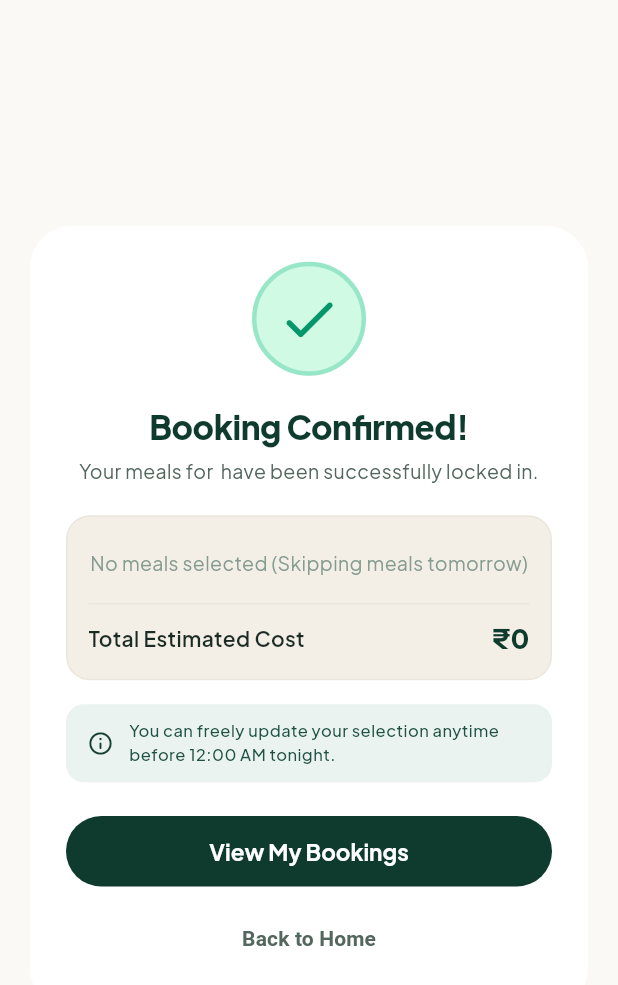
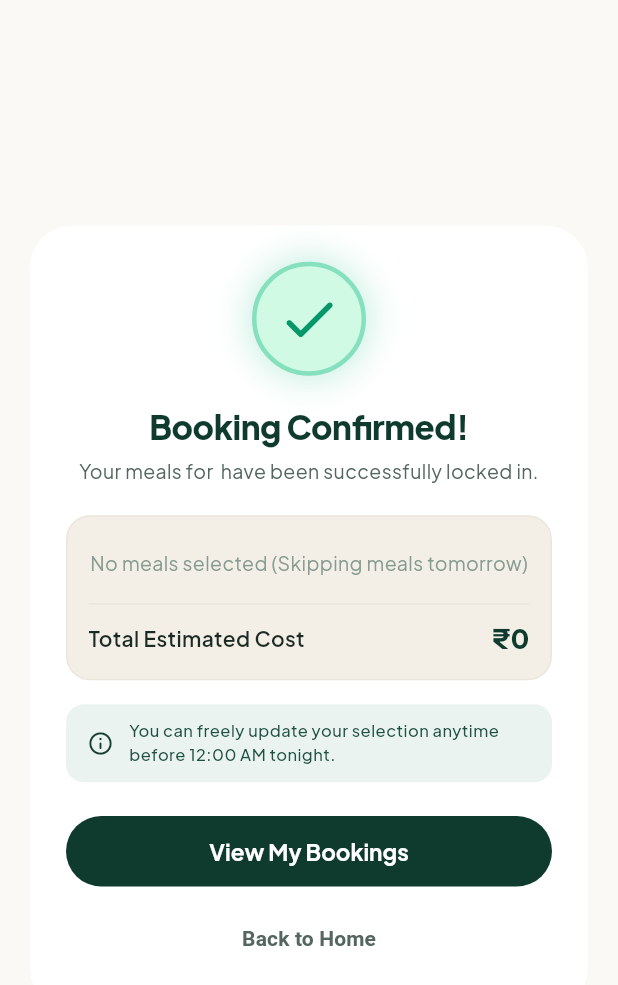
Before and after one commit to arjun1Fa/hostel_food, a Flutter app: the BookingConfirmationDialog widget shown alone on an empty page, opened directly with empty values, on a phone screen of 412 x 824 dp. Shown: the top 985 px of the screen. Run offline on Flutter 3.47's test engine with Material 3 defaults, Android fonts, the light colour scheme and no system bars; our stand-ins replace dio, flutter_riverpod, flutter_secure_storage, go_router, google_fonts, shared_preferences; accounts and stored records are empty; network calls fail.

Commit message:
feat(ui): enhance booking confirmation dialog with scale animation and price counter

```diff
--- a/frontend/lib/shared/widgets/booking_confirmation_dialog.dart
+++ b/frontend/lib/shared/widgets/booking_confirmation_dialog.dart
@@ -1,9 +1,10 @@
 import 'package:flutter/material.dart';
 import '../../core/theme/app_colors.dart';
 import '../../core/theme/app_typography.dart';
+import '../../core/theme/app_animations.dart';
 import 'food_image.dart';
 
-class BookingConfirmationDialog extends StatelessWidget {
+class BookingConfirmationDialog extends StatefulWidget {
   final String dateText;
   final bool bookedBreakfast;
   final bool bookedLunch;
@@ -57,11 +58,45 @@ class BookingConfirmationDialog extends StatelessWidget {
   }
 
   @override
+  State<BookingConfirmationDialog> createState() => _BookingConfirmationDialogState();
+}
+
+class _BookingConfirmationDialogState extends State<BookingConfirmationDialog>
+    with SingleTickerProviderStateMixin {
+  late final AnimationController _controller;
+  late final Animation<double> _scaleAnimation;
+
+  @override
+  void initState() {
+    super.initState();
+    _controller = AnimationController(
+      vsync: this,
+      duration: const Duration(milliseconds: 600),
+    );
+
+    _scaleAnimation = CurvedAnimation(
+      parent: _controller,
+      curve: Curves.elasticOut,
+    );
+
+    _controller.forward();
+  }
+
+  @override
+  void dispose() {
+    _controller.dispose();
+    super.dispose();
+  }
+
+
+  @override
   Widget build(BuildContext context) {
     double total = 0;
-    if (bookedBreakfast) total += breakfastPrice;
-    if (bookedLunch) total += lunchPrice;
-    if (bookedDinner) total += dinnerPrice;
+    if (widget.bookedBreakfast) total += widget.breakfastPrice;
+    if (widget.bookedLunch) total += widget.lunchPrice;
+    if (widget.bookedDinner) total += widget.dinnerPrice;
+
+    final isReduced = AppAnimations.isReducedMotion(context);
 
     return Dialog(
       shape: RoundedRectangleBorder(borderRadius: BorderRadius.circular(28)),
@@ -74,17 +109,40 @@ class BookingConfirmationDialog extends StatelessWidget {
           child: Column(
             mainAxisSize: MainAxisSize.min,
             children: [
-              // Radiant checkmark circle
-              Container(
+              // Spring Animated Checkmark with Glowing Aura
+              isReduced
+                  ? Container(
                       width: 76,
                       height: 76,
                       decoration: BoxDecoration(
                         shape: BoxShape.circle,
                         color: AppColors.successSubtle,
-                  border: Border.all(color: AppColors.success.withOpacity(0.3), width: 3),
+                        border: Border.all(color: AppColors.success.withOpacity(0.4), width: 3),
                       ),
                       child: const Center(
                         child: Icon(Icons.check_rounded, color: AppColors.successDark, size: 44),
+                      ),
+                    )
+                  : ScaleTransition(
+                      scale: _scaleAnimation,
+                      child: Container(
+                        width: 76,
+                        height: 76,
+                        decoration: BoxDecoration(
+                          shape: BoxShape.circle,
+                          color: AppColors.successSubtle,
+                          boxShadow: [
+                            BoxShadow(
+                              color: AppColors.success.withOpacity(0.25),
+                              blurRadius: 20,
+                              spreadRadius: 2,
+                            ),
+                          ],
+                          border: Border.all(color: AppColors.success.withOpacity(0.4), width: 3),
+                        ),
+                        child: const Center(
+                          child: Icon(Icons.check_rounded, color: AppColors.successDark, size: 44),
+                        ),
                       ),
                     ),
               const SizedBox(height: 18),
@@ -99,7 +157,7 @@ class BookingConfirmationDialog extends StatelessWidget {
               ),
               const SizedBox(height: 6),
               Text(
-                'Your meals for $dateText have been successfully locked in.',
+                'Your meals for ${widget.dateText} have been successfully locked in.',
                 style: AppTypography.bodyMedium.copyWith(color: AppColors.textSecondary),
                 textAlign: TextAlign.center,
               ),
@@ -115,13 +173,13 @@ class BookingConfirmationDialog extends StatelessWidget {
                 ),
                 child: Column(
                   children: [
-                    if (bookedBreakfast)
-                      _buildMealRow('Breakfast', 'South Indian Delight', breakfastPrice, 'breakfast'),
-                    if (bookedLunch)
-                      _buildMealRow('Lunch', 'Royal Thali Feast', lunchPrice, 'lunch'),
-                    if (bookedDinner)
-                      _buildMealRow('Dinner', 'Comfort Biryani Dinner', dinnerPrice, 'dinner'),
-                    if (!bookedBreakfast && !bookedLunch && !bookedDinner)
+                    if (widget.bookedBreakfast)
+                      _buildMealRow('Breakfast', 'South Indian Delight', widget.breakfastPrice, 'breakfast'),
+                    if (widget.bookedLunch)
+                      _buildMealRow('Lunch', 'Royal Thali Feast', widget.lunchPrice, 'lunch'),
+                    if (widget.bookedDinner)
+                      _buildMealRow('Dinner', 'Comfort Biryani Dinner', widget.dinnerPrice, 'dinner'),
+                    if (!widget.bookedBreakfast && !widget.bookedLunch && !widget.bookedDinner)
                       Padding(
                         padding: const EdgeInsets.symmetric(vertical: 8.0),
                         child: Text(
@@ -137,8 +195,8 @@ class BookingConfirmationDialog extends StatelessWidget {
                           'Total Estimated Cost',
                           style: AppTypography.titleMedium.copyWith(fontSize: 14, fontWeight: FontWeight.w600),
                         ),
-                        Text(
-                          '₹${total.toStringAsFixed(0)}',
+                        AnimatedPriceCounter(
+                          amount: total,
                           style: AppTypography.titleLarge.copyWith(
                             color: AppColors.primaryDark,
                             fontWeight: FontWeight.w800,
@@ -189,7 +247,7 @@ class BookingConfirmationDialog extends StatelessWidget {
                   ),
                   onPressed: () {
                     Navigator.of(context).pop();
-                    onViewBookings();
+                    widget.onViewBookings();
                   },
                   child: const Text('View My Bookings', style: TextStyle(fontWeight: FontWeight.bold, fontSize: 15)),
                 ),
@@ -204,7 +262,7 @@ class BookingConfirmationDialog extends StatelessWidget {
                   ),
                   onPressed: () {
                     Navigator.of(context).pop();
-                    onBackToHome();
+                    widget.onBackToHome();
                   },
                   child: const Text('Back to Home', style: TextStyle(fontWeight: FontWeight.w600)),
                 ),
```
Lines whose indentation alone changed are shown as unchanged.
